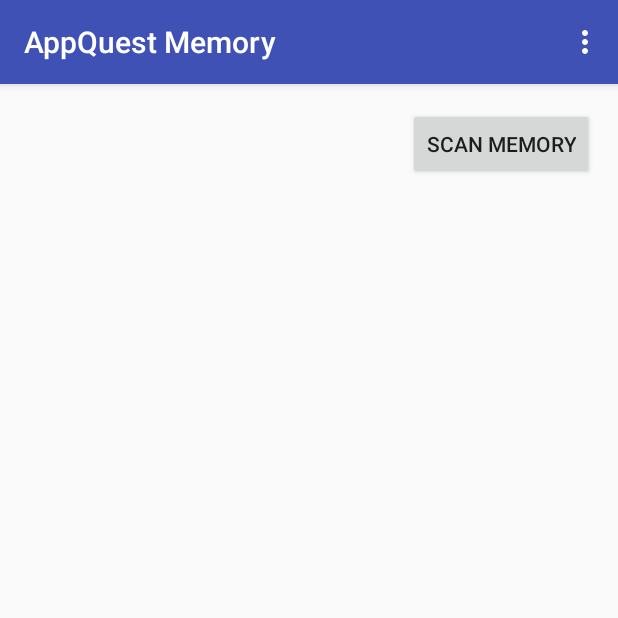
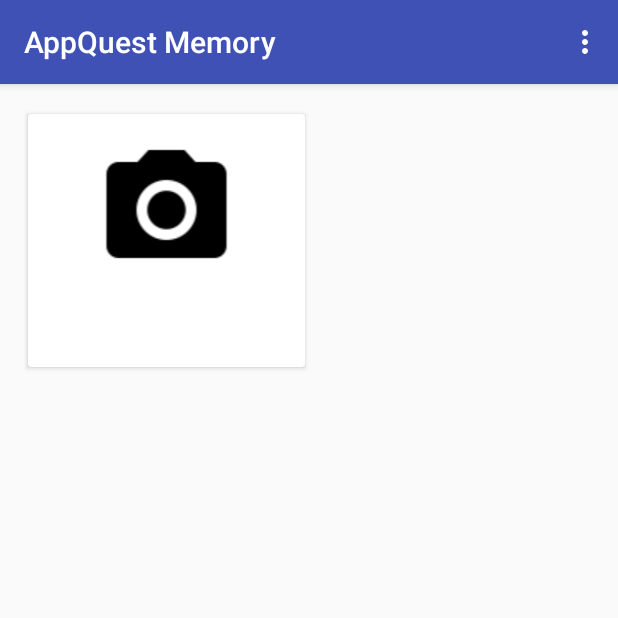
Before and after one commit to mirioeggmann/appquest-memory, an Android app: the screen it shows after launch (MemoryActivity), on a phone screen of 412 x 824 dp, the top half of it. Run offline under Robolectric (Android 15) with nearby library versions, the phone set to English and light mode, and no system bars; libraries missing offline, so code that uses them is left out: com.google.zxing.client, com.google.zxing.integration.

Commit message:
working app :)

```diff
--- a/app/src/main/AndroidManifest.xml
+++ b/app/src/main/AndroidManifest.xml
@@ -11,6 +11,7 @@
         <activity
             android:name=".MemoryActivity"
             android:label="@string/app_name"
+            android:screenOrientation="portrait"
             android:theme="@style/AppTheme.NoActionBar">
             <intent-filter>
                 <action android:name="android.intent.action.MAIN" />
--- a/app/src/main/java/ch/jmelab/appquest_memory/MemoryActivity.java
+++ b/app/src/main/java/ch/jmelab/appquest_memory/MemoryActivity.java
@@ -1,10 +1,7 @@
 package ch.jmelab.appquest_memory;
 
-import android.content.Context;
 import android.content.Intent;
 import android.content.pm.PackageManager;
-import android.graphics.Bitmap;
-import android.graphics.BitmapFactory;
 import android.support.v7.app.AppCompatActivity;
 import android.os.Bundle;
 import android.support.v7.widget.GridLayoutManager;
@@ -13,30 +10,23 @@ import android.support.v7.widget.Toolbar;
 import android.util.Log;
 import android.view.Menu;
 import android.view.MenuItem;
-import android.view.View;
-import android.widget.Button;
 import android.widget.Toast;
 
 import com.google.zxing.client.android.Intents;
 import com.google.zxing.integration.android.IntentIntegrator;
 
+import org.json.JSONArray;
 import org.json.JSONException;
 import org.json.JSONObject;
 
-import java.io.FileOutputStream;
-import java.io.IOException;
-import java.text.SimpleDateFormat;
 import java.util.ArrayList;
-import java.util.Date;
 import java.util.List;
 
 public class MemoryActivity extends AppCompatActivity {
     private static final int SCAN_QR_CODE_REQUEST_CODE = 0;
 
-    //private List<MemoryCardPair> mMemoryCardPairs;
     private List<MemoryCard> mMemoryCards;
-    private int mActiveFieldY;
-    private int mActiveFieldX;
+    public int clickedField;
 
     private RecyclerView mMemoryRecyclerView;
     private RecyclerView.Adapter mMemoryAdapter;
@@ -50,16 +40,14 @@ public class MemoryActivity extends AppCompatActivity {
         setSupportActionBar(toolbar);
 
         mMemoryCards = new ArrayList<>();
-
-        //TODO buttons add pair delete pair
+        mMemoryCards.add(new MemoryCard());
 
         mMemoryRecyclerView = (RecyclerView)findViewById(R.id.memory_recycler_view);
+        mMemoryRecyclerView.setHasFixedSize(false);
         mMemoryLayoutManager = new GridLayoutManager(this , 2);
         mMemoryRecyclerView.setLayoutManager(mMemoryLayoutManager);
-        mMemoryAdapter = new MemoryAdapter(mMemoryCards);
+        mMemoryAdapter = new MemoryAdapter(mMemoryCards,getApplicationContext(),this);
         mMemoryRecyclerView.setAdapter(mMemoryAdapter);
-
-        setButtonClickEvent();
     }
 
     @Override
@@ -68,8 +56,11 @@ public class MemoryActivity extends AppCompatActivity {
         menuItem.setOnMenuItemClickListener(new MenuItem.OnMenuItemClickListener() {
             @Override
             public boolean onMenuItemClick(MenuItem item) {
-               //TODO
-                //log(mMemoryCards)
+                try {
+                    log(mMemoryCards);
+                } catch (JSONException e) {
+                    e.printStackTrace();
+                }
                 return false;
             }
         });
@@ -97,32 +88,16 @@ public class MemoryActivity extends AppCompatActivity {
                     Intents.Scan.RESULT_BARCODE_IMAGE_PATH);
             String code = extras.getString(
                     Intents.Scan.RESULT);
+            mMemoryCards.get(clickedField).setCode(code);
+            mMemoryCards.get(clickedField).setPath(path);
+            if(clickedField % 2 == 0 && clickedField == mMemoryCards.size() -1) {
+                mMemoryCards.add(new MemoryCard());
+                mMemoryCards.add(new MemoryCard());
+            }
 
-            MemoryCard memoryCard = new MemoryCard(path, code);
-            mMemoryCards.add(memoryCard);
-            mMemoryRecyclerView.forceLayout();
+            mMemoryAdapter.notifyDataSetChanged();
 
-            Bitmap bmp = BitmapFactory.decodeFile(path);
 
-            FileOutputStream outputStream = null;
-            SimpleDateFormat simpleDateFormat = new SimpleDateFormat("yyyy-MM-dd--HH-mm-ss");
-            Date currentDateTime = new Date();
-            String filename = "Memory" + simpleDateFormat.format(currentDateTime);
-            try {
-                outputStream = getApplicationContext().openFileOutput(filename, Context.MODE_PRIVATE);
-
-                bmp.compress(Bitmap.CompressFormat.PNG, 100, outputStream);
-            } catch (Exception e) {
-                e.printStackTrace();
-            } finally {
-                if (outputStream != null) {
-                    try {
-                        outputStream.close();
-                    } catch (IOException e) {
-                        e.printStackTrace();
-                    }
-                }
-            }
         }
     }
 
@@ -135,43 +110,29 @@ public class MemoryActivity extends AppCompatActivity {
         return super.onOptionsItemSelected(item);
     }
 
-    private void log(ArrayList<MemoryCard> memoryCards) throws JSONException {
+    private void log(List<MemoryCard> memoryCards) throws JSONException {
         Intent intent = new Intent("ch.appquest.intent.LOG");
 
         if (getPackageManager().queryIntentActivities(intent, PackageManager.MATCH_DEFAULT_ONLY).isEmpty()) {
             Toast.makeText(this, "Logbook App not installed", Toast.LENGTH_LONG).show();
             return;
         }
-
-        String solution = "[";
+        JSONArray jsonArrayMain = new JSONArray();
         for (int i = 0; i < memoryCards.size();i+=2) {
-            solution += "[\"";
-            solution += memoryCards.get(i).getCode();
-            solution += "\", \"";
-            solution += memoryCards.get(i+1).getCode();
-            solution += "\"]";
-            if (i < memoryCards.size()) {
-                solution += ", ";
+            if (i+1 <= mMemoryCards.size() -1) {
+                JSONArray jsonArray = new JSONArray();
+                jsonArray.put(memoryCards.get(i).getCode());
+                jsonArray.put(memoryCards.get(i + 1).getCode());
+                jsonArrayMain.put(jsonArray);
             }
         }
-        solution += "]";
-
         JSONObject jsonMessage = new JSONObject();
         jsonMessage.put("task", "Memory");
-        jsonMessage.put("solution", solution);
+        jsonMessage.put("solution", jsonArrayMain);
         String message = jsonMessage.toString();
 
         intent.putExtra("ch.appquest.logmessage", message);
 
         startActivity(intent);
     }
-
-    private void setButtonClickEvent() {
-        ((Button)findViewById(R.id.scanmemory)).setOnClickListener(new View.OnClickListener() {
-            @Override
-            public void onClick(View v) {
-                takeQrCodePicture();
-            }
-        });
-    }
 }
--- a/app/src/main/java/ch/jmelab/appquest_memory/MemoryAdapter.java
+++ b/app/src/main/java/ch/jmelab/appquest_memory/MemoryAdapter.java
@@ -1,8 +1,11 @@
 package ch.jmelab.appquest_memory;
 
+import android.app.Activity;
+import android.content.Context;
 import android.graphics.BitmapFactory;
 import android.support.v7.widget.CardView;
 import android.support.v7.widget.RecyclerView;
+import android.util.Log;
 import android.view.LayoutInflater;
 import android.view.View;
 import android.view.ViewGroup;
@@ -11,8 +14,12 @@ import android.widget.TextView;
 
 import java.util.List;
 
+import static android.content.ContentValues.TAG;
+
 public class MemoryAdapter extends RecyclerView.Adapter<MemoryAdapter.MemoryViewHolder> {
     private List<MemoryCard> mMemoryDataset;
+    private Context mContext;
+    private MemoryActivity mMemoryActivity;
 
     public class MemoryViewHolder extends RecyclerView.ViewHolder {
         public CardView memoryCardView;
@@ -21,14 +28,23 @@ public class MemoryAdapter extends RecyclerView.Adapter<MemoryAdapter.MemoryView
 
         public MemoryViewHolder(View itemView) {
             super(itemView);
+            itemView.setOnClickListener(new View.OnClickListener() {
+                @Override
+                public void onClick(View v) {
+                    mMemoryActivity.takeQrCodePicture();
+                    mMemoryActivity.clickedField = getAdapterPosition();
+                }
+            });
             this.memoryCardView = (CardView)itemView.findViewById(R.id.memory_card_view);
             this.memoryPhoto = (ImageView) itemView.findViewById(R.id.memory_photo);
             this.memoryCode = (TextView) itemView.findViewById(R.id.memory_code);
         }
     }
 
-    public MemoryAdapter(List<MemoryCard> memoryDataset) {
+    public MemoryAdapter(List<MemoryCard> memoryDataset, Context context, MemoryActivity memoryActivity) {
         this.mMemoryDataset = memoryDataset;
+        this.mContext = context;
+        this.mMemoryActivity = memoryActivity;
     }
 
     @Override
@@ -45,8 +61,13 @@ public class MemoryAdapter extends RecyclerView.Adapter<MemoryAdapter.MemoryView
 
     @Override
     public void onBindViewHolder(MemoryViewHolder memoryViewHolder, int position) {
-        memoryViewHolder.memoryPhoto.setImageBitmap(BitmapFactory.decodeFile(mMemoryDataset.get(position).getPath()));
-        memoryViewHolder.memoryCode.setText(mMemoryDataset.get(position).getCode());
+        if (!mMemoryDataset.get(position).getCode().equals("") && !mMemoryDataset.get(position).getPath().equals("")) {
+            memoryViewHolder.memoryPhoto.setImageBitmap(BitmapFactory.decodeFile(mMemoryDataset.get(position).getPath()));
+            memoryViewHolder.memoryCode.setText(mMemoryDataset.get(position).getCode());
+        } else {
+            memoryViewHolder.memoryPhoto.setImageDrawable(mContext.getResources().getDrawable(R.drawable.photo_icon));
+            memoryViewHolder.memoryCode.setText("");
+        }
     }
 
     @Override
--- a/app/src/main/java/ch/jmelab/appquest_memory/MemoryCard.java
+++ b/app/src/main/java/ch/jmelab/appquest_memory/MemoryCard.java
@@ -4,13 +4,8 @@ package ch.jmelab.appquest_memory;
  * Simple class for a memory card.
  */
 public class MemoryCard {
-    private String mPath;
-    private String mCode;
-
-    public MemoryCard(String path, String code) {
-        this.mPath = path;
-        this.mCode = code;
-    }
+    private String mPath = "";
+    private String mCode = "";
 
     public MemoryCard() {}
 
--- a/app/src/main/res/layout/activity_memory.xml
+++ b/app/src/main/res/layout/activity_memory.xml
@@ -6,9 +6,6 @@
     android:layout_height="match_parent"
     android:fitsSystemWindows="true"
     tools:context="ch.jmelab.appquest_memory.MemoryActivity">
-
-    <include layout="@layout/content_main" />
-
     <android.support.design.widget.AppBarLayout
         android:layout_width="match_parent"
         android:layout_height="wrap_content"
@@ -22,4 +19,5 @@
             app:popupTheme="@style/AppTheme.PopupOverlay" />
 
     </android.support.design.widget.AppBarLayout>
+    <include layout="@layout/content_main" />
 </android.support.design.widget.CoordinatorLayout>
--- a/app/src/main/res/layout/content_main.xml
+++ b/app/src/main/res/layout/content_main.xml
@@ -12,14 +12,6 @@
     tools:context="ch.jmelab.appquest_memory.MemoryActivity"
     tools:showIn="@layout/activity_memory">
 
-    <Button
-        android:layout_width="wrap_content"
-        android:layout_height="wrap_content"
-        android:text="Scan Memory"
-        android:id="@+id/scanmemory"
-        android:layout_alignParentTop="true"
-        android:layout_alignParentEnd="true" />
-
     <android.support.v7.widget.RecyclerView
         android:id="@+id/memory_recycler_view"
         android:scrollbars="vertical"
--- a/app/src/main/res/layout/memory_card.xml
+++ b/app/src/main/res/layout/memory_card.xml
@@ -1,8 +1,10 @@
 <?xml version="1.0" encoding="utf-8"?>
 <android.support.v7.widget.CardView
     xmlns:android="http://schemas.android.com/apk/res/android"
+    xmlns:app="http://schemas.android.com/apk/res-auto"
     android:layout_width="match_parent"
-    android:layout_height="match_parent"
+    android:layout_height="wrap_content"
+    app:cardUseCompatPadding="true"
     android:id="@+id/memory_card_view">
 
     <LinearLayout
```
Also changed, not shown: app/src/main/java/ch/jmelab/appquest_memory/MemoryCardPair.java (deleted, +0 -23 lines), app/src/main/res/drawable/ic_camera_alt_black_24dp.xml (deleted, +0 -12 lines), app/src/main/res/drawable/photo_icon.png (added), app/src/main/res/mipmap-hdpi/photo_icon.png (added), app/src/main/res/mipmap-mdpi/photo_icon.png (added), app/src/main/res/mipmap-xhdpi/photo_icon.png (added), app/src/main/res/mipmap-xxhdpi/photo_icon.png (added), app/src/main/res/mipmap-xxxhdpi/photo_icon.png (added).
